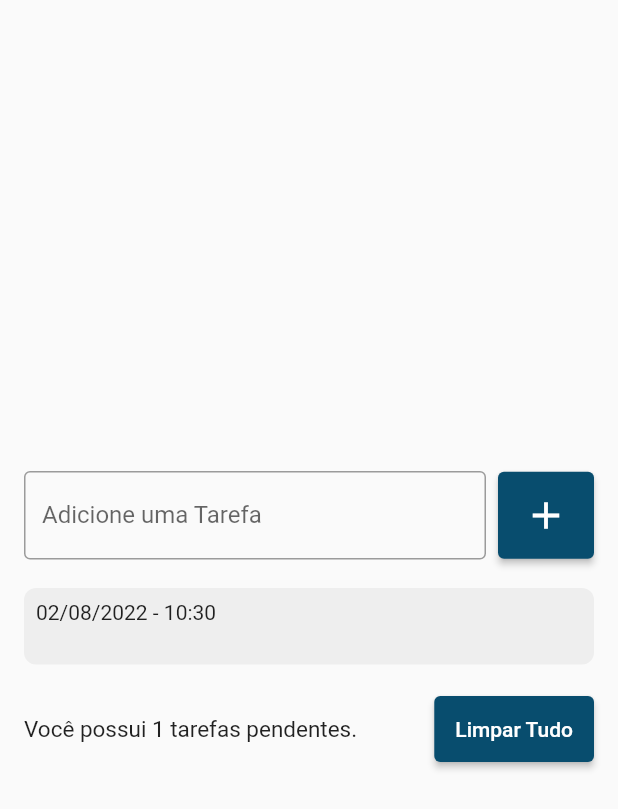
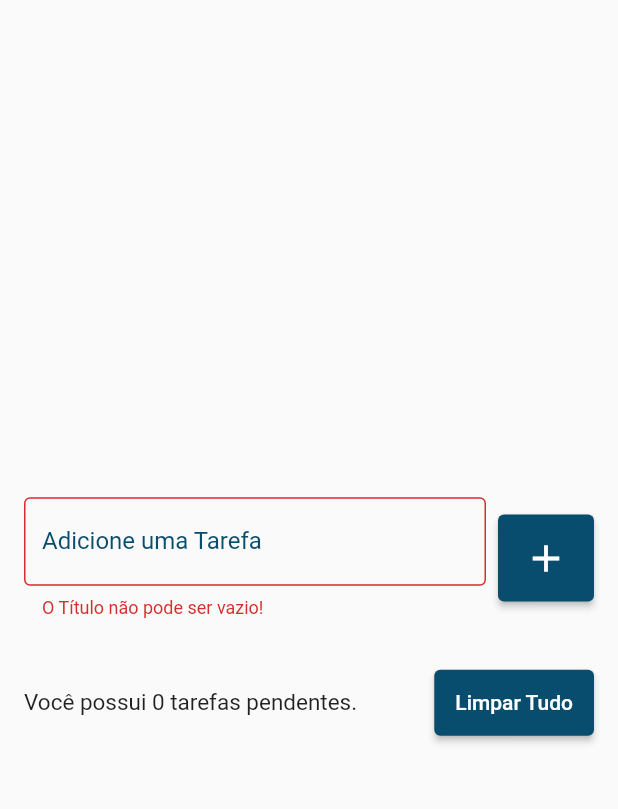
Before and after one commit to joaogirade/flutter_todo_list, a Flutter app: the screen it shows after launch, after a tap on the "add" icon, on a phone screen of 412 x 824 dp. Shown: the top 809 px of the screen. Run offline on Flutter 3.47's test engine with Material 2 defaults, Android fonts, the phone set to English and light mode, and no system bars; drawn by our look-alikes of flutter_slidable; our stand-ins replace shared_preferences.

Commit message:
Inserted in app "save list" using "shared preferences". Inserted error when trying to insert when the field is empty.

```diff
--- a/lib/models/todo.dart
+++ b/lib/models/todo.dart
@@ -1,8 +1,17 @@
 class Todo {
+  Todo({required this.title, required this.dateTime});
 
-  Todo({required this.title, required this.dateTime});
+  Todo.fromJson(Map<String, dynamic> json)
+      : title = json['title'],
+        dateTime = DateTime.parse(json['datetime']);
 
   String title;
   DateTime dateTime;
 
+  Map<String, dynamic> toJson() {
+    return {
+      'title': title,
+      'datetime': dateTime.toIso8601String(),
+    };
+  }
 }
--- a/lib/pages/todo_list_page.dart
+++ b/lib/pages/todo_list_page.dart
@@ -1,5 +1,6 @@
 import 'package:flutter/material.dart';
 import 'package:flutter_todo_list/models/todo.dart';
+import 'package:flutter_todo_list/repositories/todo_repository.dart';
 import 'package:flutter_todo_list/widgets/todo_list_item.dart';
 
 class TodoListPage extends StatefulWidget {
@@ -11,10 +12,25 @@ class TodoListPage extends StatefulWidget {
 
 class _TodoListPageState extends State<TodoListPage> {
   final TextEditingController todoController = TextEditingController();
+  final TodoRepository todoRepository = TodoRepository();
 
   List<Todo> todos = [];
+
   Todo? deletedTodo;
   int? deletedTodoPos;
+
+  String? errorText;
+
+  @override
+  void initState() {
+    super.initState();
+
+    todoRepository.getTodoList().then((value) {
+      setState(() {
+        todos = value;
+      });
+    });
+  }
 
   @override
   Widget build(BuildContext context) {
@@ -34,6 +50,16 @@ class _TodoListPageState extends State<TodoListPage> {
                         decoration: InputDecoration(
                           border: OutlineInputBorder(),
                           labelText: 'Adicione uma Tarefa',
+                          errorText: errorText,
+                          focusedBorder: OutlineInputBorder(
+                            borderSide: BorderSide(
+                              color: Color(0xff084d6e),
+                              width: 2,
+                            ),
+                          ),
+                          labelStyle: TextStyle(
+                            color: Color(0xff084d6e),
+                          ),
                         ),
                       ),
                     ),
@@ -43,14 +69,24 @@ class _TodoListPageState extends State<TodoListPage> {
                     ElevatedButton(
                       onPressed: () {
                         String text = todoController.text;
+
+                        if (text.isEmpty) {
+                          setState(() {
+                            errorText = 'O Título não pode ser vazio!';
+                          });
+                          return;
+                        }
+
                         setState(() {
                           Todo newTodo = Todo(
                             title: text,
                             dateTime: DateTime.now(),
                           );
                           todos.add(newTodo);
+                          errorText = null;
                         });
                         todoController.clear();
+                        todoRepository.saveTodoList(todos);
                       },
                       style: ElevatedButton.styleFrom(
                         primary: Color(0xff084d6e),
@@ -119,6 +155,7 @@ class _TodoListPageState extends State<TodoListPage> {
     setState(() {
       todos.remove(todo);
     });
+    todoRepository.saveTodoList(todos);
 
     ScaffoldMessenger.of(context).clearSnackBars();
     ScaffoldMessenger.of(context).showSnackBar(
@@ -132,6 +169,7 @@ class _TodoListPageState extends State<TodoListPage> {
             setState(() {
               todos.insert(deletedTodoPos!, deletedTodo!);
             });
+            todoRepository.saveTodoList(todos);
           },
         ),
         duration: Duration(seconds: 5),
@@ -174,5 +212,6 @@ class _TodoListPageState extends State<TodoListPage> {
     setState(() {
       todos.clear();
     });
+    todoRepository.saveTodoList(todos);
   }
 }
--- /dev/null
+++ b/lib/repositories/todo_repository.dart
@@ -0,0 +1,25 @@
+import 'dart:convert';
+
+import 'package:shared_preferences/shared_preferences.dart';
+
+import '../models/todo.dart';
+
+const todoListKey = 'todo_list';
+
+class TodoRepository {
+
+  late SharedPreferences sharedPreferences;
+
+  Future<List<Todo>> getTodoList() async {
+    sharedPreferences = await SharedPreferences.getInstance();
+    final String jsonString = sharedPreferences.getString(todoListKey) ?? '[]';
+    final List jsonDecoded = json.decode(jsonString) as List;
+    return jsonDecoded.map((e) => Todo.fromJson(e)).toList();
+  }
+
+  void saveTodoList(List<Todo> todos) {
+    final String jsonString = json.encode(todos);
+    sharedPreferences.setString(todoListKey, jsonString);
+  }
+
+}
--- a/pubspec.yaml
+++ b/pubspec.yaml
@@ -36,6 +36,7 @@ dependencies:
   cupertino_icons: ^1.0.2
   intl:
   flutter_slidable: ^2.0.0
+  shared_preferences: ^2.0.15
 
 dev_dependencies:
   flutter_test:
```
Also changed, not shown: pubspec.lock, 1 other file.
